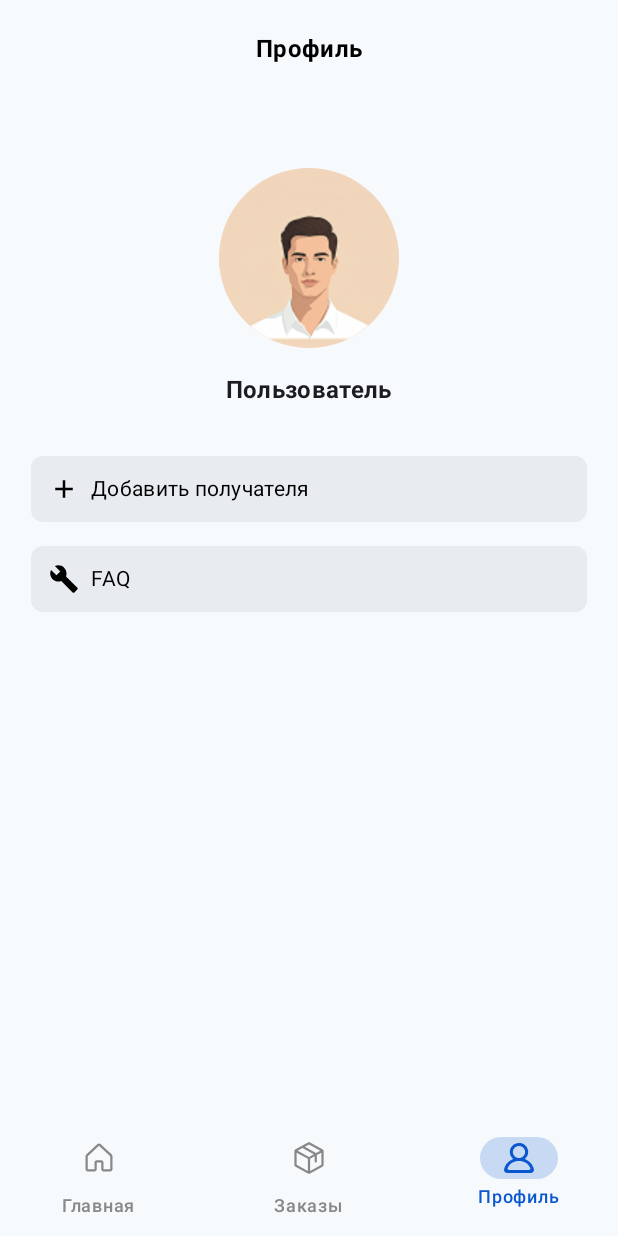
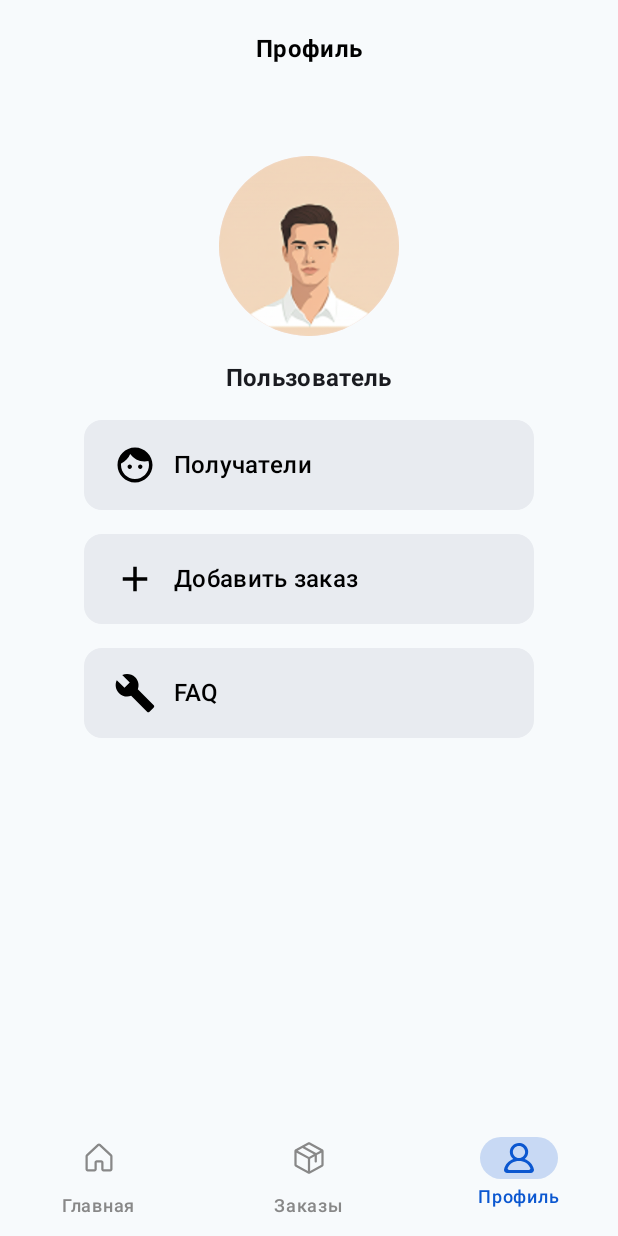
Before and after one commit to exerovv/elvo, an Android app built with Jetpack Compose: the ProfileScreen screen opened through its navigation route, on a phone screen of 412 x 824 dp. Run offline under Robolectric (Android 15) with nearby library versions, the phone set to English and light mode, and no system bars; our stand-ins replace Dagger/Hilt's generated code.

Commit message:
Изменена стандартная тема на кастомную,улучшена навигация, добавлены экраны FAQ и добавления новых получателей и заказов

```diff
--- a/app/src/main/java/com/example/elvo/domain/usecase/RegisterUseCase.kt
+++ b/app/src/main/java/com/example/elvo/domain/usecase/RegisterUseCase.kt
@@ -38,7 +38,7 @@ class RegisterUseCase @Inject constructor(
             }
             emit(AuthState.Loading)
 
-            val result = authRepository.signIn(login, password)
+            val result = authRepository.signUp(login, password)
 
             if (result is AuthResult.Failure) {
                 emit(AuthState.Failure(result.error))
--- a/app/src/main/java/com/example/elvo/ui/MainActivity.kt
+++ b/app/src/main/java/com/example/elvo/ui/MainActivity.kt
@@ -3,8 +3,8 @@ package com.example.elvo.ui
 import android.os.Bundle
 import androidx.activity.ComponentActivity
 import androidx.activity.compose.setContent
-import androidx.compose.material3.MaterialTheme
 import com.example.elvo.ui.navigation.AppNavigation
+import com.example.elvo.ui.theme.ElvoTheme
 import dagger.hilt.android.AndroidEntryPoint
 
 @AndroidEntryPoint
@@ -12,7 +12,7 @@ class MainActivity : ComponentActivity() {
     override fun onCreate(savedInstanceState: Bundle?) {
         super.onCreate(savedInstanceState)
         setContent {
-            MaterialTheme {
+            ElvoTheme {
                 AppNavigation()
             }
         }
--- a/app/src/main/java/com/example/elvo/ui/auth/screens/LoginScreen.kt
+++ b/app/src/main/java/com/example/elvo/ui/auth/screens/LoginScreen.kt
@@ -32,6 +32,7 @@ import androidx.hilt.navigation.compose.hiltViewModel
 import com.example.elvo.R
 import com.example.elvo.ui.auth.viewmodels.AuthUIState
 import com.example.elvo.ui.auth.viewmodels.AuthViewModel
+import com.example.elvo.ui.theme.AppTextFieldDefaults.textFieldColors
 
 @Composable
 fun LoginScreen(onLoginSuccess: () -> Unit, onRegisterClick: () -> Unit, authViewModel: AuthViewModel = hiltViewModel()) {
@@ -70,13 +71,6 @@ fun LoginScreen(onLoginSuccess: () -> Unit, onRegisterClick: () -> Unit, authVie
 
                 Spacer(modifier = Modifier.height(32.dp))
 
-                val textFieldColors = OutlinedTextFieldDefaults.colors(
-                    focusedBorderColor = Color(0xFF0B57D0),
-                    unfocusedBorderColor = Color.Gray,
-                    cursorColor = Color(0xFF0B57D0),
-                    focusedLabelColor = Color(0xFF0B57D0),
-                    unfocusedLabelColor = Color.Gray
-                )
 
                 OutlinedTextField(
                     value = login,
--- a/app/src/main/java/com/example/elvo/ui/navigation/AppNavigation.kt
+++ b/app/src/main/java/com/example/elvo/ui/navigation/AppNavigation.kt
@@ -29,7 +29,10 @@ import com.example.elvo.ui.theme.PlusJakartaSans
 import com.example.elvo.R
 import com.example.elvo.ui.auth.screens.LoginScreen
 import com.example.elvo.ui.auth.screens.RegisterScreen
+import com.example.elvo.ui.screens.FAQScreen
+import com.example.elvo.ui.screens.OrderingAddScreen
 import com.example.elvo.ui.screens.OrderingDetailScreen
+import com.example.elvo.ui.screens.RecipientAddScreen
 import com.example.myapplication.HomeScreen
 import com.example.myapplication.OrderScreen
 import com.example.myapplication.ProfileScreen
@@ -45,6 +48,7 @@ sealed class Screen(val route: String) {
     object Profile : Screen("profile")
     object RecipientList : Screen("recipient_list")
     object RecipientDetail : Screen("recipient_detail")
+    object RecipientAdd : Screen("recipient_add")
     object OrderDetail : Screen("order_detail")
 
 }
@@ -78,7 +82,10 @@ fun AppNavigation() {
                                 "home" -> "Главная"
                                 "recipient_list" -> "Список получателей"
                                 "recipient_detail" -> "Получатель"
+                                "recipient_add" -> "Новый получатель"
                                 "order_detail" -> "Данные о заказе"
+                                "order_add" -> "Добавить заказ"
+                                "faq" -> "Часто задаваемые вопросы"
                                 else -> ""
                             },
 
@@ -211,7 +218,10 @@ fun AppNavigation() {
             composable("profile") { ProfileScreen(navController) }
             composable("recipient_list") { RecipientListScreen(navController) }
             composable("recipient_detail") { RecipientDetailScreen(navController) }
+            composable("recipient_add") { RecipientAddScreen(navController) }
             composable("order_detail") { OrderingDetailScreen(navController) }
+            composable("order_add") { OrderingAddScreen(navController) }
+            composable("faq") { FAQScreen(navController) }
         }
     }
 }
--- a/app/src/main/java/com/example/elvo/ui/screens/ProfileScreen.kt
+++ b/app/src/main/java/com/example/elvo/ui/screens/ProfileScreen.kt
@@ -17,6 +17,7 @@ import androidx.compose.foundation.shape.RoundedCornerShape
 import androidx.compose.material.icons.Icons
 import androidx.compose.material.icons.filled.Add
 import androidx.compose.material.icons.filled.Build
+import androidx.compose.material.icons.filled.Face
 import androidx.compose.material3.Icon
 import androidx.compose.material3.MaterialTheme
 import androidx.compose.material3.Surface
@@ -29,7 +30,6 @@ import androidx.compose.ui.graphics.Color
 import androidx.compose.ui.graphics.vector.ImageVector
 import androidx.compose.ui.res.painterResource
 import androidx.compose.ui.text.font.FontWeight
-import androidx.compose.ui.tooling.preview.Preview
 import androidx.compose.ui.unit.dp
 import androidx.navigation.NavController
 import com.example.elvo.R
@@ -38,8 +38,7 @@ import com.example.elvo.R
 @Composable
 fun ProfileScreen(navController: NavController) {
     Surface(
-        modifier = Modifier
-            .fillMaxSize(),
+        modifier = Modifier.fillMaxSize(),
         color = Color(0xFFF7FAFC)
     ) {
         Column(
@@ -49,9 +48,8 @@ fun ProfileScreen(navController: NavController) {
             horizontalAlignment = Alignment.CenterHorizontally
         ) {
 
-            Spacer(modifier = Modifier.height(16.dp))
+            Spacer(modifier = Modifier.height(8.dp))
 
-            // Аватар
             Image(
                 painter = painterResource(id = R.drawable.avatar),
                 contentDescription = "Avatar",
@@ -68,38 +66,57 @@ fun ProfileScreen(navController: NavController) {
                 style = MaterialTheme.typography.titleMedium.copy(fontWeight = FontWeight.Bold)
             )
 
-            Spacer(modifier = Modifier.height(32.dp))
+            Spacer(modifier = Modifier.height(16.dp))
 
-            ProfileOption(icon = Icons.Default.Add, label = "Добавить получателя", onClick = { navController.navigate("recipient_list") })
-            Spacer(modifier = Modifier.height(16.dp))
-            ProfileOption(icon = Icons.Default.Build, label = "FAQ", onClick = { navController.navigate("recipient_list")})
+            Column(
+                horizontalAlignment = Alignment.CenterHorizontally
+            ) {
+                ProfileOption(
+                    icon = Icons.Default.Face,
+                    label = "Получатели",
+                    onClick = { navController.navigate("recipient_list") }
+                )
+                Spacer(modifier = Modifier.height(16.dp))
+
+                ProfileOption(
+                    icon = Icons.Default.Add,
+                    label = "Добавить заказ",
+                    onClick = { navController.navigate("order_add") }
+                )
+                Spacer(modifier = Modifier.height(16.dp))
+
+                ProfileOption(
+                    icon = Icons.Default.Build,
+                    label = "FAQ",
+                    onClick = { navController.navigate("faq") }
+                )
+            }
         }
     }
 }
-
 
 @Composable
 fun ProfileOption(icon: ImageVector, label: String, onClick: () -> Unit) {
     Row(
         verticalAlignment = Alignment.CenterVertically,
         modifier = Modifier
-            .fillMaxWidth(0.9f)
-            .clip(RoundedCornerShape(8.dp))
+            .width(300.dp)
+            .clip(RoundedCornerShape(12.dp))
             .background(Color(0xFFE8EBF0))
-            .padding(12.dp)
             .clickable { onClick() }
+            .padding(vertical = 16.dp, horizontal = 20.dp)
     ) {
         Icon(
             imageVector = icon,
             contentDescription = label,
-            modifier = Modifier.size(20.dp),
+            modifier = Modifier.size(28.dp),
             tint = Color.Black
         )
-        Spacer(modifier = Modifier.width(8.dp))
+        Spacer(modifier = Modifier.width(12.dp))
         Text(
             text = label,
             color = Color.Black,
-            style = MaterialTheme.typography.bodyMedium
+            style = MaterialTheme.typography.titleMedium
         )
     }
 }
--- a/app/src/main/java/com/example/elvo/ui/screens/RecipientListScreen.kt
+++ b/app/src/main/java/com/example/elvo/ui/screens/RecipientListScreen.kt
@@ -71,7 +71,7 @@ fun RecipientListScreen(navController: NavController) {
                 horizontalArrangement = Arrangement.End
             ) {
                 Button(
-                    onClick = { navController.navigate("recipient_detail")},
+                    onClick = { navController.navigate("recipient_add")},
                     colors = ButtonDefaults.buttonColors(containerColor = Color(0xFF0B57D0)),
                     shape = RoundedCornerShape(6.dp)
                 ) {
--- a/app/src/main/java/com/example/elvo/ui/theme/Theme.kt
+++ b/app/src/main/java/com/example/elvo/ui/theme/Theme.kt
@@ -3,12 +3,18 @@ package com.example.elvo.ui.theme
 import android.app.Activity
 import android.os.Build
 import androidx.compose.foundation.isSystemInDarkTheme
+import androidx.compose.foundation.text.selection.LocalTextSelectionColors
+import androidx.compose.foundation.text.selection.TextSelectionColors
 import androidx.compose.material3.MaterialTheme
+import androidx.compose.material3.OutlinedTextFieldDefaults
+import androidx.compose.material3.TextFieldColors
 import androidx.compose.material3.darkColorScheme
 import androidx.compose.material3.dynamicDarkColorScheme
 import androidx.compose.material3.dynamicLightColorScheme
 import androidx.compose.material3.lightColorScheme
 import androidx.compose.runtime.Composable
+import androidx.compose.runtime.CompositionLocalProvider
+import androidx.compose.ui.graphics.Color
 import androidx.compose.ui.platform.LocalContext
 
 private val DarkColorScheme = darkColorScheme(
@@ -36,7 +42,6 @@ private val LightColorScheme = lightColorScheme(
 @Composable
 fun ElvoTheme(
     darkTheme: Boolean = isSystemInDarkTheme(),
-    // Dynamic color is available on Android 12+
     dynamicColor: Boolean = true,
     content: @Composable () -> Unit
 ) {
@@ -50,9 +55,33 @@ fun ElvoTheme(
         else -> LightColorScheme
     }
 
-    MaterialTheme(
-        colorScheme = colorScheme,
-        typography = Typography,
-        content = content
+    val customTextSelectionColors = TextSelectionColors(
+        handleColor = AppColors.PrimaryBlue,
+        backgroundColor = AppColors.PrimaryBlue.copy(alpha = 0.3f)
     )
+    CompositionLocalProvider(LocalTextSelectionColors provides customTextSelectionColors) {
+        MaterialTheme(
+            colorScheme = colorScheme,
+            typography = Typography,
+            content = content
+        )
+    }
+
 }
+
+object AppColors {
+    val PrimaryBlue = Color(0xFF0B57D0)
+    val LightGray = Color.Gray
+}
+
+object AppTextFieldDefaults {
+    val textFieldColors: TextFieldColors
+        @Composable
+        get() = OutlinedTextFieldDefaults.colors(
+            focusedBorderColor = AppColors.PrimaryBlue,
+            unfocusedBorderColor = AppColors.LightGray,
+            cursorColor = AppColors.PrimaryBlue,
+            focusedLabelColor = AppColors.PrimaryBlue,
+            unfocusedLabelColor = AppColors.LightGray
+        )
+}
```
Also changed, not shown: app/src/main/java/com/example/elvo/ui/screens/FAQScreen.kt (added, +62 -0 lines), app/src/main/java/com/example/elvo/ui/screens/OrderingAddScreen.kt (added, +43 -0 lines), app/src/main/java/com/example/elvo/ui/screens/RecipientAddScreen.kt (added, +84 -0 lines), app/src/main/java/com/example/elvo/ui/screens/RecipientDetailScreen.kt (+48 -11 lines).
